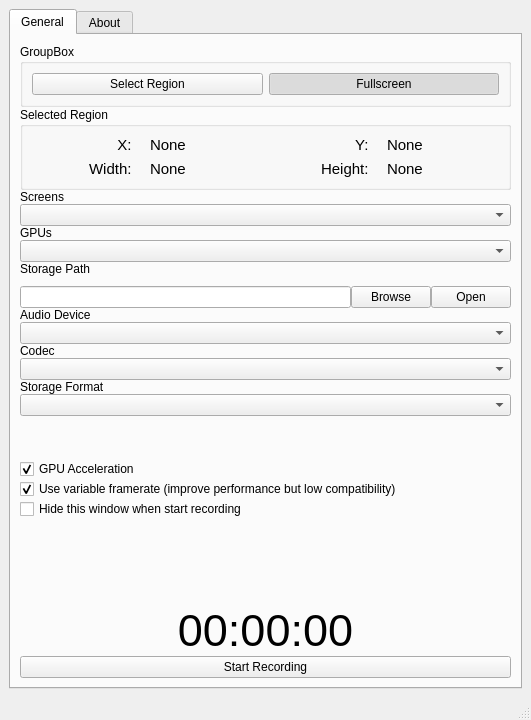
This is mainwindow.ui in lhz07/wl-screenrec_GUI as Qt 5 draws it before an edit. The edited form follows.
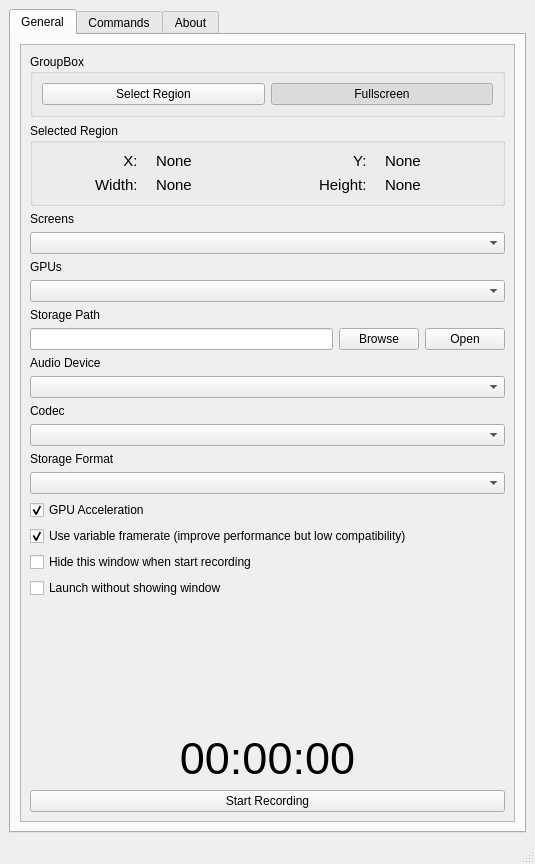
This is the edited form. Icons and pictures are not drawn.

Patch:
```diff
--- a/mainwindow.ui
+++ b/mainwindow.ui
@@ -6,8 +6,8 @@
    <rect>
     <x>0</x>
     <y>0</y>
-    <width>531</width>
-    <height>720</height>
+    <width>535</width>
+    <height>864</height>
    </rect>
   </property>
   <property name="windowTitle">
@@ -26,13 +26,20 @@
        </attribute>
        <layout class="QHBoxLayout" name="horizontalLayout">
         <item>
-         <layout class="QVBoxLayout" name="verticalLayout_3">
-          <property name="spacing">
-           <number>0</number>
+         <widget class="QScrollArea" name="scrollArea">
+          <property name="widgetResizable">
+           <bool>true</bool>
           </property>
-          <property name="leftMargin">
-           <number>0</number>
-          </property>
+          <widget class="QWidget" name="scrollAreaWidgetContents">
+           <property name="geometry">
+            <rect>
+             <x>0</x>
+             <y>0</y>
+             <width>493</width>
+             <height>743</height>
+            </rect>
+           </property>
+           <layout class="QVBoxLayout" name="verticalLayout_4">
           <item>
            <widget class="QGroupBox" name="groupBox">
             <property name="title">
@@ -273,7 +280,7 @@
           <item>
            <layout class="QHBoxLayout" name="horizontalLayout_2">
             <property name="topMargin">
-             <number>10</number>
+               <number>0</number>
             </property>
             <item>
              <widget class="QLineEdit" name="lineEdit_path">
@@ -334,19 +341,6 @@
           <item>
            <widget class="QComboBox" name="comboBox_format"/>
           </item>
-          <item>
-           <spacer name="verticalSpacer_3">
-            <property name="orientation">
-             <enum>Qt::Orientation::Vertical</enum>
-            </property>
-            <property name="sizeHint" stdset="0">
-             <size>
-              <width>20</width>
-              <height>40</height>
-             </size>
-            </property>
-           </spacer>
-          </item>
           <item>
            <widget class="QCheckBox" name="checkBox_use_GPU">
             <property name="text">
@@ -377,6 +371,13 @@
             </property>
            </widget>
           </item>
+            <item>
+             <widget class="QCheckBox" name="checkBox_launch_silently">
+              <property name="text">
+               <string>Launch without showing window</string>
+              </property>
+             </widget>
+            </item>
           <item>
            <spacer name="verticalSpacer">
             <property name="orientation">
@@ -385,20 +386,7 @@
             <property name="sizeHint" stdset="0">
              <size>
               <width>20</width>
-              <height>40</height>
-             </size>
-            </property>
-           </spacer>
-          </item>
-          <item>
-           <spacer name="verticalSpacer_2">
-            <property name="orientation">
-             <enum>Qt::Orientation::Vertical</enum>
-            </property>
-            <property name="sizeHint" stdset="0">
-             <size>
-              <width>20</width>
-              <height>40</height>
+                <height>60</height>
              </size>
             </property>
            </spacer>
@@ -430,6 +418,18 @@
            </widget>
           </item>
          </layout>
+          </widget>
+         </widget>
+        </item>
+       </layout>
+      </widget>
+      <widget class="QWidget" name="tab_3">
+       <attribute name="title">
+        <string>Commands</string>
+       </attribute>
+       <layout class="QVBoxLayout" name="verticalLayout_3">
+        <item>
+         <widget class="QTextBrowser" name="textBrowser_commands"/>
         </item>
        </layout>
       </widget>
```
Left out of the diff: 109 changed lines with no effect on the pictures. Lines whose indentation alone changed are shown as unchanged.
